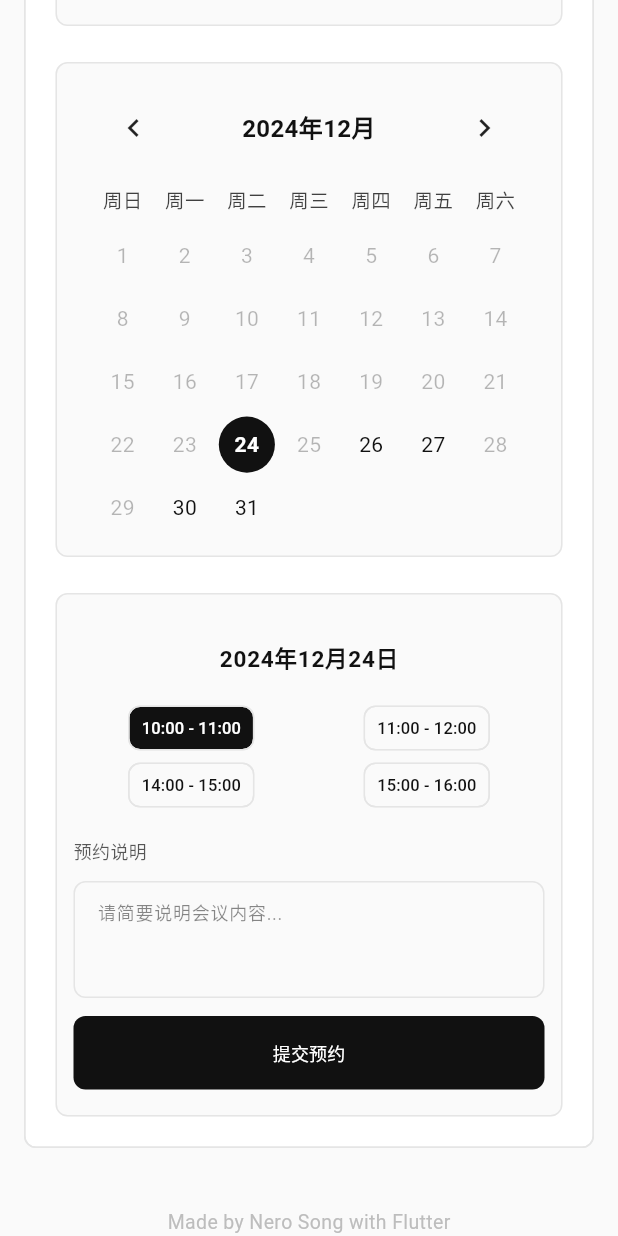
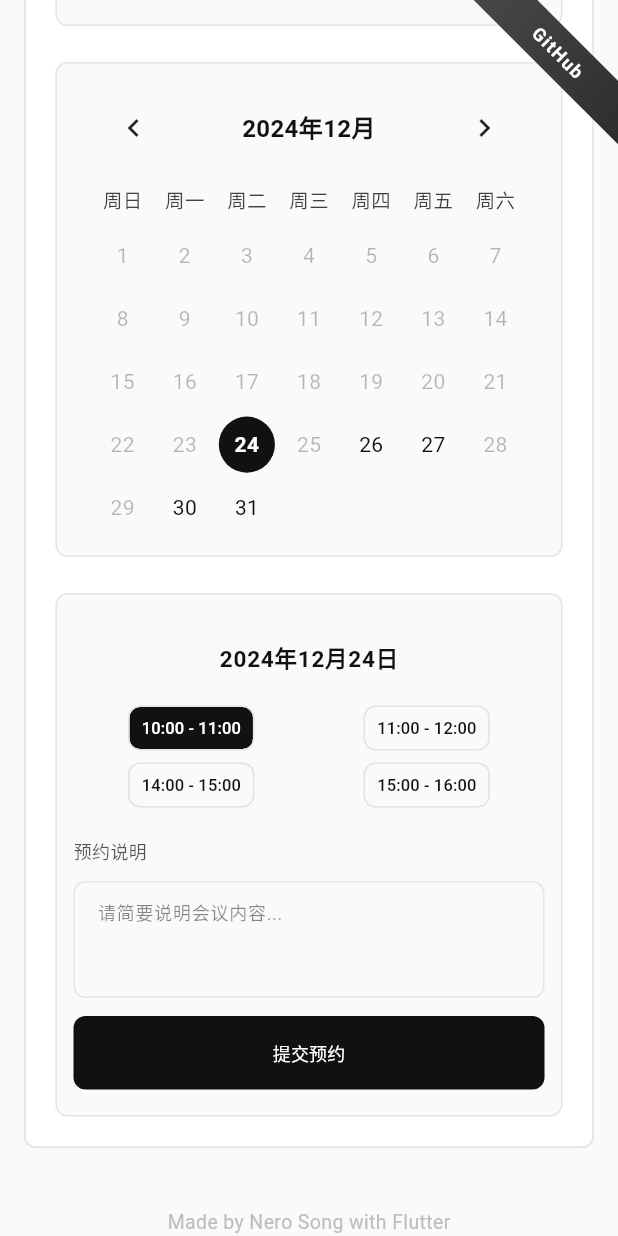
Before and after one commit to NeroSong/ns_appointment_calendar, a Flutter app: the screen it shows after launch, scrolled down 438 dp, on a phone screen of 412 x 824 dp. Run offline on Flutter 3.47's test engine with Material 3 defaults, Android fonts, the phone set to English and light mode, and no system bars; drawn by our look-alikes of table_calendar; network calls fail.

Commit message:
Add github corner banner

```diff
--- a/lib/main.dart
+++ b/lib/main.dart
@@ -1,6 +1,7 @@
 import 'package:flutter/material.dart';
 import 'package:flutter_localizations/flutter_localizations.dart';
 import 'package:ns_appointment_calendar/calendar.dart';
+import 'package:url_launcher/url_launcher.dart';
 
 void main() {
   runApp(const MyApp());
@@ -36,6 +37,7 @@ class _MyAppState extends State<MyApp> {
   @override
   Widget build(BuildContext context) {
     return MaterialApp(
+      debugShowCheckedModeBanner: false,
       localizationsDelegates: const [
         GlobalMaterialLocalizations.delegate,
         GlobalWidgetsLocalizations.delegate,
@@ -54,8 +56,6 @@ class _MyAppState extends State<MyApp> {
           primary: const Color(0xFF111111),
           surface: const Color(0xFFFAFAFA),
           surfaceTint: Colors.transparent,
-          background: const Color(0xFFFFFFFF),
-          onBackground: const Color(0xFF111111),
           onSurface: const Color(0xFF111111),
           secondary: const Color(0xFF666666),
           outline: const Color(0xFFE5E5E5),
@@ -114,7 +114,9 @@ class _MyAppState extends State<MyApp> {
         ),
       ),
       home: Scaffold(
-        body: SingleChildScrollView(
+        body: Stack(
+          children: [
+            SingleChildScrollView(
               child: Column(
                 children: [
                   SizedBox(
@@ -150,8 +152,10 @@ class _MyAppState extends State<MyApp> {
                                 value:
                                     '${_locale.languageCode}_${_locale.countryCode}',
                                 onChanged: _changeLanguage,
-                            items: <String>['en_US', 'zh_CN']
-                                .map<DropdownMenuItem<String>>((String value) {
+                                items: <String>[
+                                  'en_US',
+                                  'zh_CN'
+                                ].map<DropdownMenuItem<String>>((String value) {
                                   return DropdownMenuItem<String>(
                                     value: value,
                                     child: Text(
@@ -175,7 +179,9 @@ class _MyAppState extends State<MyApp> {
                             IconButton(
                               onPressed: _toggleTheme,
                               icon: Icon(
-                            _isDarkMode ? Icons.light_mode : Icons.dark_mode,
+                                _isDarkMode
+                                    ? Icons.light_mode
+                                    : Icons.dark_mode,
                                 size: 16,
                               ),
                               style: IconButton.styleFrom(
@@ -185,7 +191,8 @@ class _MyAppState extends State<MyApp> {
                                 shape: RoundedRectangleBorder(
                                   borderRadius: BorderRadius.circular(6),
                                   side: BorderSide(
-                                color: Theme.of(context).colorScheme.outline,
+                                    color:
+                                        Theme.of(context).colorScheme.outline,
                                     width: 1,
                                   ),
                                 ),
@@ -246,6 +253,49 @@ class _MyAppState extends State<MyApp> {
                 ],
               ),
             ),
+            Positioned(
+              top: 20,
+              right: -35,
+              child: Transform.rotate(
+                angle: 45 * 3.14 / 180,
+                child: InkWell(
+                  onTap: () async {
+                    final url = Uri.parse(
+                        'https://github.com/NeroSong/ns_appointment_calendar');
+                    if (await canLaunchUrl(url)) {
+                      await launchUrl(url);
+                    }
+                  },
+                  child: Container(
+                    width: 150,
+                    height: 30,
+                    decoration: BoxDecoration(
+                      gradient: LinearGradient(
+                        begin: Alignment.centerLeft,
+                        end: Alignment.centerRight,
+                        colors: const [
+                          Color(0xFF4A4A4A),
+                          Color(0xFF2C2C2C),
+                        ],
+                      ),
+                    ),
+                    child: Center(
+                      child: Text(
+                        'GitHub',
+                        style: TextStyle(
+                          color: Theme.of(context).colorScheme.onPrimary,
+                          fontSize: 12,
+                          fontWeight: FontWeight.bold,
+                          letterSpacing: 1,
+                        ),
+                      ),
+                    ),
+                  ),
+                ),
+              ),
+            ),
+          ],
+        ),
       ),
     );
   }
--- a/pubspec.yaml
+++ b/pubspec.yaml
@@ -35,6 +35,7 @@ dependencies:
   cupertino_icons: ^1.0.2
   table_calendar: ^3.0.9
   intl: ^0.19.0
+  url_launcher: ^6.3.1
 
 dev_dependencies:
   flutter_test:
```
Also changed, not shown: pubspec.lock, 11 other files. Lines whose indentation alone changed are shown as unchanged.
